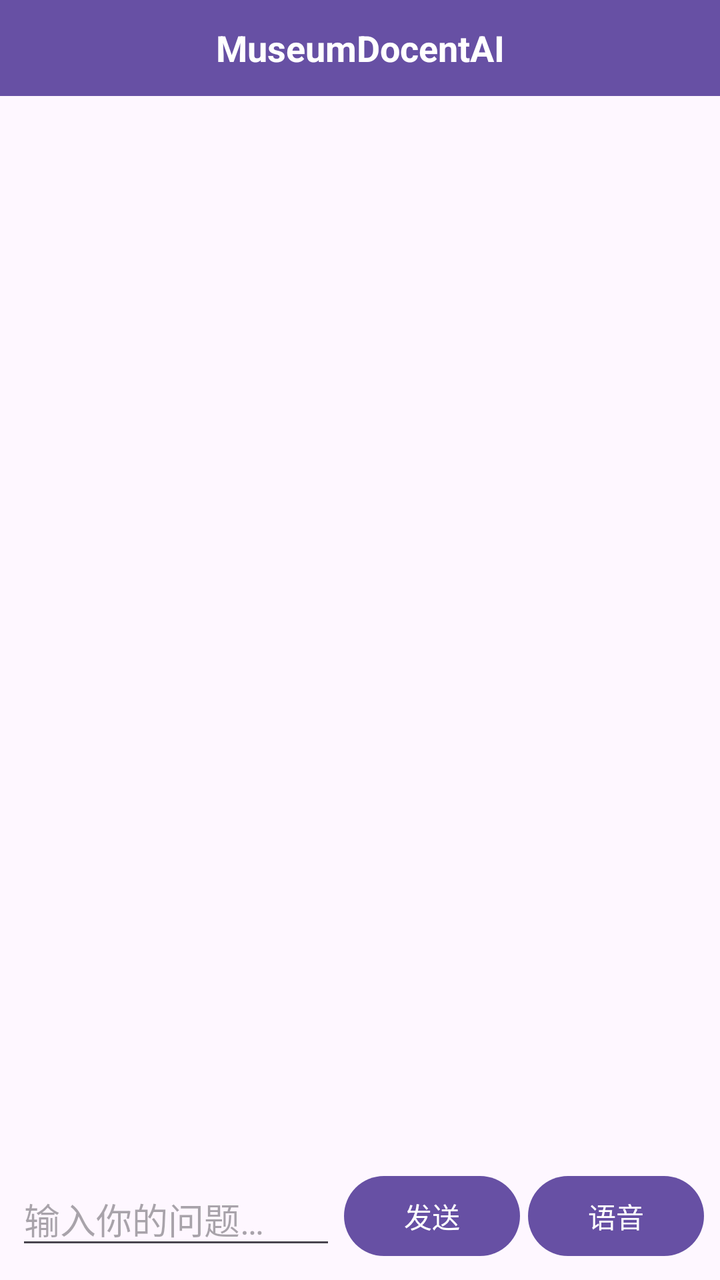
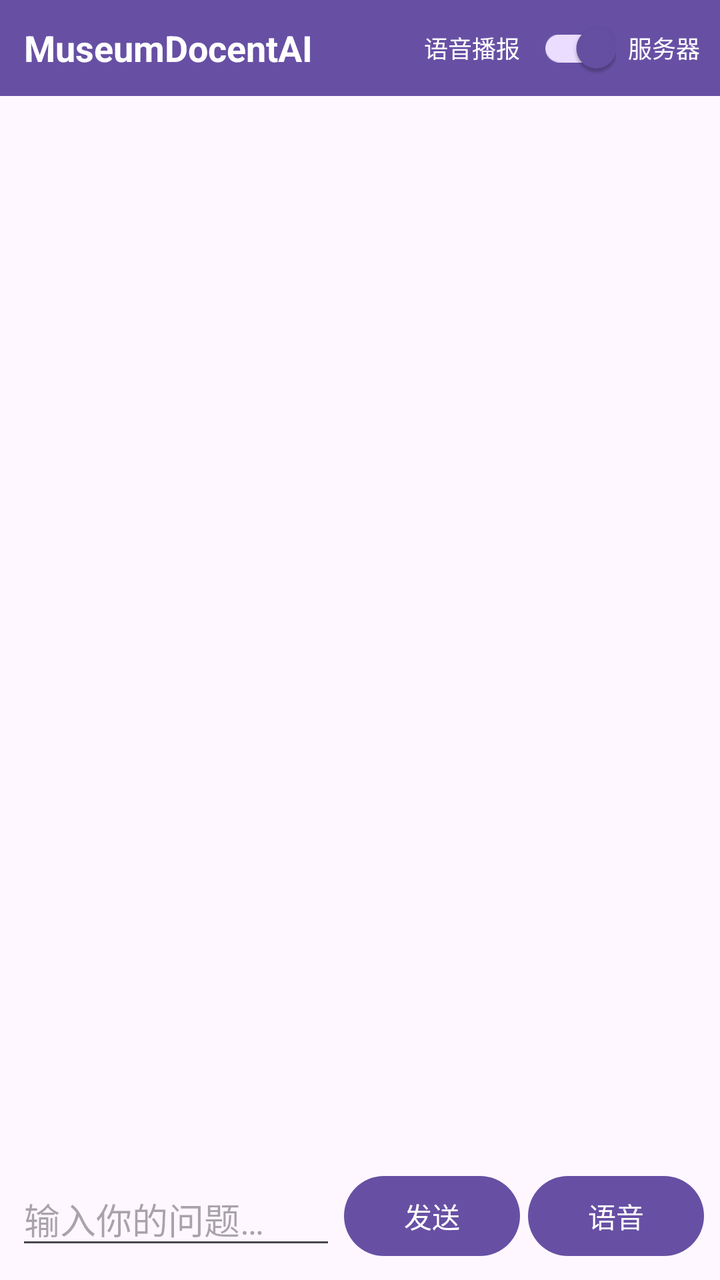

Two renders of the same Android screen: before a commit and after it. Below are the layout's source before the change and the commit's diff.
<!-- AndroidManifest.xml: application theme Theme.MuseumDocentAI -->
<!-- res/layout/activity_main.xml -->
<?xml version="1.0" encoding="utf-8"?>
<androidx.constraintlayout.widget.ConstraintLayout xmlns:android="http://schemas.android.com/apk/res/android"
    xmlns:app="http://schemas.android.com/apk/res-auto"
    xmlns:tools="http://schemas.android.com/tools"
    android:id="@+id/main"
    android:layout_width="match_parent"
    android:layout_height="match_parent"
    tools:context=".MainActivity">

    
    <TextView
        android:id="@+id/text_title"
        android:layout_width="match_parent"
        android:layout_height="48dp"
        android:background="?attr/colorPrimary"
        android:gravity="center"
        android:text="@string/app_name"
        android:textColor="@android:color/white"
        android:textSize="18sp"
        android:textStyle="bold"
        app:layout_constraintTop_toTopOf="parent" />

    
    <androidx.recyclerview.widget.RecyclerView
        android:id="@+id/recycler_messages"
        android:layout_width="match_parent"
        android:layout_height="0dp"
        android:clipToPadding="false"
        android:padding="8dp"
        app:layout_constraintBottom_toTopOf="@id/layout_status"
        app:layout_constraintTop_toBottomOf="@id/text_title" />

    
    <LinearLayout
        android:id="@+id/layout_status"
        android:layout_width="match_parent"
        android:layout_height="wrap_content"
        android:gravity="center_vertical"
        android:orientation="horizontal"
        android:paddingLeft="12dp"
        android:paddingTop="4dp"
        android:paddingRight="12dp"
        android:paddingBottom="4dp"
        app:layout_constraintBottom_toTopOf="@id/layout_input">

        <ProgressBar
            android:id="@+id/progress_thinking"
            style="?android:attr/progressBarStyleSmall"
            android:layout_width="wrap_content"
            android:layout_height="wrap_content"
            android:visibility="gone"
            tools:visibility="visible" />

        <TextView
            android:id="@+id/text_status"
            android:layout_width="wrap_content"
            android:layout_height="wrap_content"
            android:layout_marginStart="8dp"
            android:text="@string/status_thinking"
            android:textSize="12sp"
            android:visibility="gone"
            tools:visibility="visible" />
    </LinearLayout>

    
    <LinearLayout
        android:id="@+id/layout_input"
        android:layout_width="match_parent"
        android:layout_height="wrap_content"
        android:gravity="center_vertical"
        android:orientation="horizontal"
        android:padding="8dp"
        app:layout_constraintBottom_toBottomOf="parent">

        <EditText
            android:id="@+id/edit_question"
            android:layout_width="0dp"
            android:layout_height="wrap_content"
            android:layout_weight="1"
            android:hint="@string/hint_question"
            android:importantForAutofill="no"
            android:inputType="text"
            android:maxLines="1" />

        <Button
            android:id="@+id/btn_send"
            android:layout_width="wrap_content"
            android:layout_height="wrap_content"
            android:layout_marginStart="4dp"
            android:text="@string/btn_send" />

        <Button
            android:id="@+id/btn_mic"
            android:layout_width="wrap_content"
            android:layout_height="wrap_content"
            android:layout_marginStart="4dp"
            android:text="@string/btn_record" />
    </LinearLayout>

</androidx.constraintlayout.widget.ConstraintLayout>
<!-- resources referenced by this layout -->
<resources>
  <string name="app_name">MuseumDocentAI</string>
  <string name="btn_record">语音</string>
  <string name="btn_send">发送</string>
  <string name="hint_question">输入你的问题…</string>
  <string name="status_thinking">思考中…</string>
  <style name="Theme.MuseumDocentAI" parent="Base.Theme.MuseumDocentAI" />
  <style name="Base.Theme.MuseumDocentAI" parent="Theme.Material3.DayNight.NoActionBar">
          
          
      </style>
</resources>

<!-- the commit's change to res/layout/activity_main.xml (unified diff, before → after) -->
@@ -8,17 +8,56 @@
     tools:context=".MainActivity">
 
     
-    <TextView
-        android:id="@+id/text_title"
+    <LinearLayout
+        android:id="@+id/layout_title"
         android:layout_width="match_parent"
         android:layout_height="48dp"
         android:background="?attr/colorPrimary"
-        android:gravity="center"
-        android:text="@string/app_name"
-        android:textColor="@android:color/white"
-        android:textSize="18sp"
-        android:textStyle="bold"
-        app:layout_constraintTop_toTopOf="parent" />
+        android:gravity="center_vertical"
+        android:orientation="horizontal"
+        android:paddingStart="12dp"
+        android:paddingEnd="4dp"
+        app:layout_constraintTop_toTopOf="parent">
+
+        <TextView
+            android:id="@+id/text_title"
+            android:layout_width="0dp"
+            android:layout_height="wrap_content"
+            android:layout_weight="1"
+            android:ellipsize="end"
+            android:maxLines="1"
+            android:text="@string/app_name"
+            android:textColor="@android:color/white"
+            android:textSize="18sp"
+            android:textStyle="bold" />
+
+        
+        <TextView
+            android:layout_width="wrap_content"
+            android:layout_height="wrap_content"
+            android:text="@string/voice_reply_label"
+            android:textColor="@android:color/white"
+            android:textSize="12sp" />
+
+        <androidx.appcompat.widget.SwitchCompat
+            android:id="@+id/switch_voice"
+            android:layout_width="wrap_content"
+            android:layout_height="wrap_content"
+            android:checked="true" />
+
+        
+        <Button
+            android:id="@+id/btn_settings"
+            style="?android:attr/borderlessButtonStyle"
+            android:layout_width="wrap_content"
+            android:layout_height="wrap_content"
+            android:minWidth="0dp"
+            android:paddingStart="6dp"
+            android:paddingEnd="6dp"
+            android:text="@string/btn_settings"
+            android:textColor="@android:color/white"
+            android:textSize="12sp" />
+    </LinearLayout>
 
     
     <androidx.recyclerview.widget.RecyclerView
@@ -28,7 +67,7 @@
         android:clipToPadding="false"
         android:padding="8dp"
         app:layout_constraintBottom_toTopOf="@id/layout_status"
-        app:layout_constraintTop_toBottomOf="@id/text_title" />
+        app:layout_constraintTop_toBottomOf="@id/layout_title" />
 
     
     <LinearLayout
<!-- resource entries referenced after the edit -->
@@ -3,8 +3,10 @@
   <string name="app_name">MuseumDocentAI</string>
   <string name="btn_record">语音</string>
   <string name="btn_send">发送</string>
+  <string name="btn_settings">服务器</string>
   <string name="hint_question">输入你的问题…</string>
   <string name="status_thinking">思考中…</string>
+  <string name="voice_reply_label">语音播报</string>
   <style name="Theme.MuseumDocentAI" parent="Base.Theme.MuseumDocentAI" />
   <style name="Base.Theme.MuseumDocentAI" parent="Theme.Material3.DayNight.NoActionBar">
           
